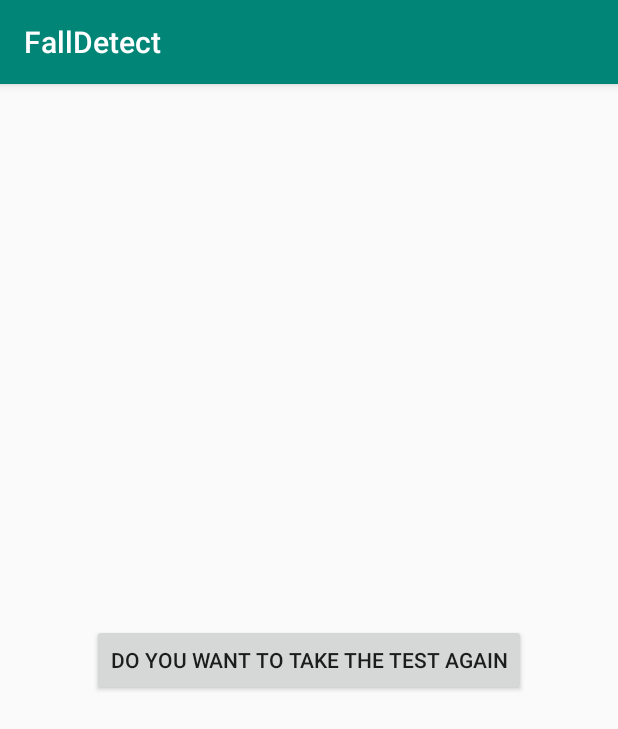
After one commit to annae44/FallDetect, an Android app: the CompleteActivity screen opened directly, with no data from a screen before it, on a phone screen of 412 x 824 dp. The commit adds this screen. Shown: the top 729 px of the screen. Run offline under Robolectric (Android 15) with nearby library versions, the phone set to English and light mode, and no system bars.

Commit message:
Create Complete activity

```diff
--- a/app/src/main/AndroidManifest.xml
+++ b/app/src/main/AndroidManifest.xml
@@ -20,6 +20,8 @@
         </activity>
         <activity android:name=".PrepareActivity">
         </activity>
+        <activity android:name=".CompleteActivity">
+        </activity>
     </application>
 
 </manifest>
--- /dev/null
+++ b/app/src/main/java/aericks1/example/falldetect/CompleteActivity.java
@@ -0,0 +1,30 @@
+package aericks1.example.falldetect;
+import android.content.Intent;
+import android.os.Bundle;
+import android.view.View;
+import android.widget.Button;
+import androidx.appcompat.app.AppCompatActivity;
+
+public class CompleteActivity extends AppCompatActivity {
+    private Button mStartAgain;
+
+    protected void onCreate(Bundle savedInstanceState) {
+        super.onCreate(savedInstanceState);
+        setContentView(R.layout.complete);
+
+        mStartAgain = (Button) findViewById(R.id.start_again_button);
+
+        mStartAgain.setOnClickListener(new View.OnClickListener() {
+            @Override
+            public void onClick(View v) {
+                System.out.println("Button Clicked");
+
+                // open new activity using an intent
+                Intent IntroIntent = new Intent(getApplicationContext(), MainActivity.class);
+                startActivity(IntroIntent);
+
+            }
+        });
+    }
+
+}
--- /dev/null
+++ b/app/src/main/res/layout/complete.xml
@@ -0,0 +1,16 @@
+<?xml version="1.0" encoding="utf-8"?>
+<LinearLayout
+    xmlns:android="http://schemas.android.com/apk/res/android"
+    android:layout_width="match_parent"
+    android:layout_height="match_parent"
+    android:gravity="center"
+    android:orientation="vertical">
+
+
+    <Button
+        android:id="@+id/start_again_button"
+        android:layout_width="wrap_content"
+        android:layout_height="wrap_content"
+        android:text="@string/start_again" />
+
+</LinearLayout>
--- a/app/src/main/res/values/strings.xml
+++ b/app/src/main/res/values/strings.xml
@@ -6,4 +6,5 @@
     <string name="intro_description">Description of Test Here. There will be a detailed description
                                      with useful words right here.</string>
     <string name="prepare_text">Please Put your phone in the pocket</string>
+    <string name="start_again">Do you want to take the test again</string>>
 </resources>
```
